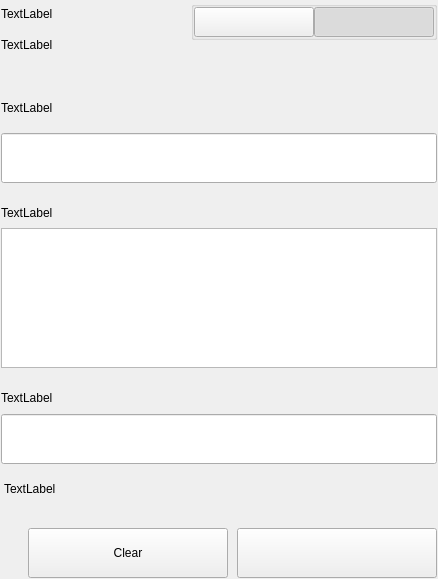
Before: the Qt Designer form src/qt/rapids/settings/forms/settingssignmessagewidgets.ui in RapidsOfficial/Rapids, drawn with Qt 5.
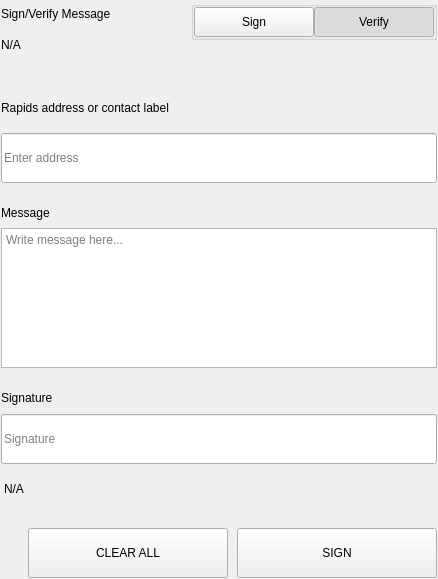
After: the same form once the commit is applied.

```diff
--- a/src/qt/rapids/settings/forms/settingssignmessagewidgets.ui
+++ b/src/qt/rapids/settings/forms/settingssignmessagewidgets.ui
@@ -75,14 +75,14 @@
              <item>
               <widget class="QLabel" name="labelTitle">
                <property name="text">
-                <string>TextLabel</string>
+                <string>Sign/Verify Message</string>
                </property>
               </widget>
              </item>
              <item>
               <widget class="QLabel" name="labelSubtitle1">
                <property name="text">
-                <string>TextLabel</string>
+                <string notr="true">N/A</string>
                </property>
                <property name="wordWrap">
                 <bool>true</bool>
@@ -162,7 +162,7 @@
                     <enum>Qt::NoFocus</enum>
                    </property>
                    <property name="text">
-                    <string/>
+                    <string>Sign</string>
                    </property>
                    <property name="checkable">
                     <bool>true</bool>
@@ -190,7 +190,7 @@
                     <enum>Qt::NoFocus</enum>
                    </property>
                    <property name="text">
-                    <string/>
+                    <string>Verify</string>
                    </property>
                    <property name="checkable">
                     <bool>true</bool>
@@ -276,7 +276,7 @@
                </size>
               </property>
               <property name="text">
-               <string>TextLabel</string>
+               <string>Rapids address or contact label</string>
               </property>
              </widget>
             </item>
@@ -294,6 +294,9 @@
                 <height>50</height>
                </size>
               </property>
+              <property name="placeholderText">
+               <string>Enter address</string>
+              </property>
              </widget>
             </item>
            </layout>
@@ -335,7 +338,7 @@
               </size>
              </property>
              <property name="text">
-              <string>TextLabel</string>
+              <string>Message</string>
              </property>
             </widget>
            </item>
@@ -353,6 +356,9 @@
                <height>140</height>
               </size>
              </property>
+             <property name="placeholderText">
+              <string>Write message here...</string>
+             </property>
             </widget>
            </item>
           </layout>
@@ -415,7 +421,7 @@
                </size>
               </property>
               <property name="text">
-               <string>TextLabel</string>
+               <string>Signature</string>
               </property>
              </widget>
             </item>
@@ -427,6 +433,9 @@
                 <height>50</height>
                </size>
               </property>
+              <property name="placeholderText">
+               <string>Signature</string>
+              </property>
              </widget>
             </item>
            </layout>
@@ -438,7 +447,7 @@
             <string notr="true">padding-top:5px;</string>
            </property>
            <property name="text">
-            <string>TextLabel</string>
+            <string notr="true">N/A</string>
            </property>
           </widget>
          </item>
@@ -491,7 +500,7 @@
               <enum>Qt::NoFocus</enum>
              </property>
              <property name="text">
-              <string>Clear</string>
+              <string>CLEAR ALL</string>
              </property>
             </widget>
            </item>
@@ -513,7 +522,7 @@
               <enum>Qt::NoFocus</enum>
              </property>
              <property name="text">
-              <string/>
+              <string>SIGN</string>
              </property>
             </widget>
            </item>
```
